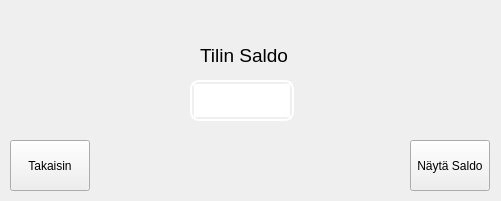
First picture: the form in bank-automat/saldo.ui, repository JohWid1/BankSimulRyhmatyo, before the edit.
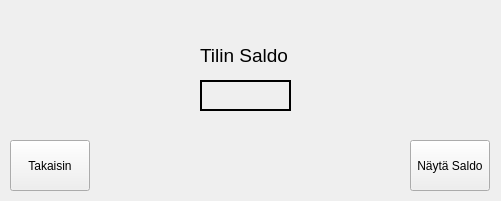
Second picture: the form after the edit.

What changed in the file:
```diff
--- a/bank-automat/saldo.ui
+++ b/bank-automat/saldo.ui
@@ -29,9 +29,9 @@
     <widget class="QLabel" name="label_3_Balance">
      <property name="geometry">
       <rect>
-       <x>190</x>
-       <y>100</y>
-       <width>121</width>
+       <x>200</x>
+       <y>80</y>
+       <width>91</width>
        <height>31</height>
       </rect>
      </property>
@@ -40,6 +40,12 @@
        <pointsize>14</pointsize>
       </font>
      </property>
+     <property name="autoFillBackground">
+      <bool>false</bool>
+     </property>
+     <property name="styleSheet">
+      <string notr="true">border: 2px solid Black;</string>
+     </property>
      <property name="text">
       <string/>
      </property>
@@ -75,48 +81,6 @@
       <string>Tilin Saldo</string>
      </property>
     </widget>
-    <widget class="QTextEdit" name="textEdit1">
-     <property name="geometry">
-      <rect>
-       <x>190</x>
-       <y>80</y>
-       <width>104</width>
-       <height>41</height>
-      </rect>
-     </property>
-     <property name="font">
-      <font>
-       <pointsize>14</pointsize>
-      </font>
-     </property>
-     <property name="layoutDirection">
-      <enum>Qt::RightToLeft</enum>
-     </property>
-     <property name="styleSheet">
-      <string notr="true">text-align:center;
-border-color: rgb(255,255,255);
-border-width: 2px;
-border-style: solid;
-border-radius: 9px;
-padding: 2px;</string>
-     </property>
-     <property name="frameShadow">
-      <enum>QFrame::Plain</enum>
-     </property>
-     <property name="lineWidth">
-      <number>0</number>
-     </property>
-     <property name="html">
-      <string>&lt;!DOCTYPE HTML PUBLIC &quot;-//W3C//DTD HTML 4.0//EN&quot; &quot;http://www.w3.org/TR/REC-html40/strict.dtd&quot;&gt;
-&lt;html&gt;&lt;head&gt;&lt;meta name=&quot;qrichtext&quot; content=&quot;1&quot; /&gt;&lt;meta charset=&quot;utf-8&quot; /&gt;&lt;style type=&quot;text/css&quot;&gt;
-p, li { white-space: pre-wrap; }
-hr { height: 1px; border-width: 0; }
-li.unchecked::marker { content: &quot;\2610&quot;; }
-li.checked::marker { content: &quot;\2612&quot;; }
-&lt;/style&gt;&lt;/head&gt;&lt;body style=&quot; font-family:'Segoe UI'; font-size:14pt; font-weight:400; font-style:normal;&quot;&gt;
-&lt;p align=&quot;center&quot; style=&quot;-qt-paragraph-type:empty; margin-top:0px; margin-bottom:0px; margin-left:0px; margin-right:0px; -qt-block-indent:0; text-indent:0px;&quot;&gt;&lt;br /&gt;&lt;/p&gt;&lt;/body&gt;&lt;/html&gt;</string>
-     </property>
-    </widget>
    </widget>
    <widget class="QWidget" name="page_2"/>
   </widget>
```
Left out of the diff: 2 changed lines with no effect on the pictures.
